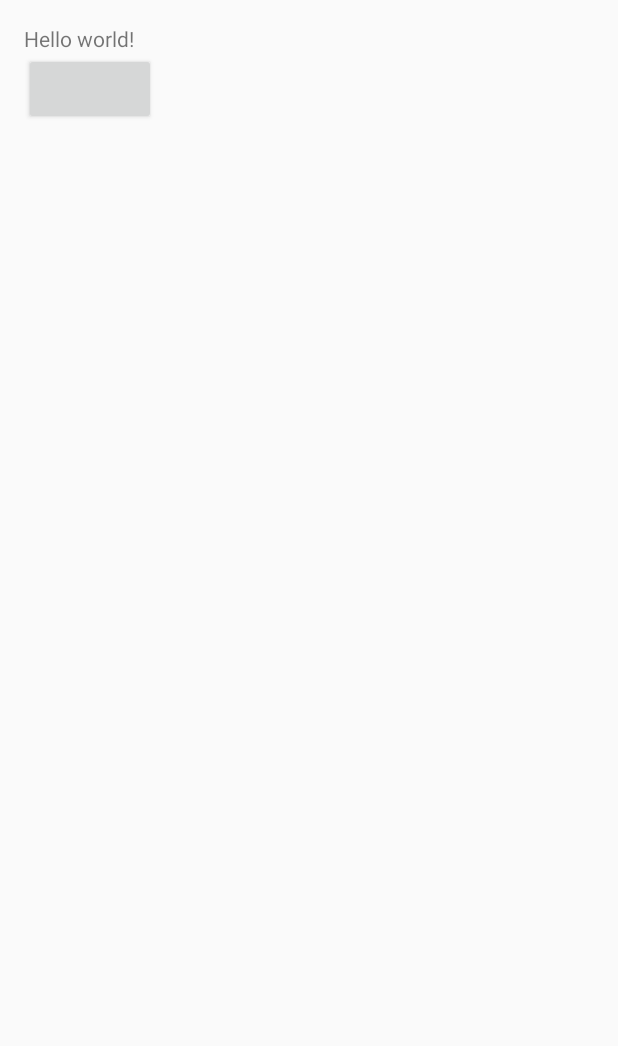
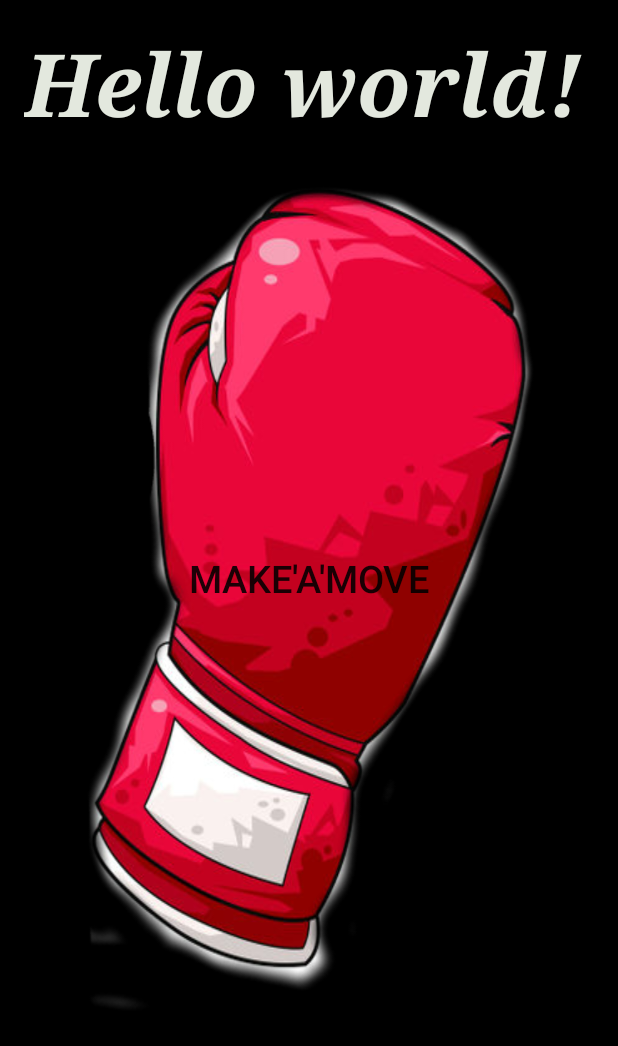
Before and after one commit to ProjPossibility/2015-CSUN-MGuW, an Android app: the layout activity_in_game.xml on its own in the app's theme, with its tools: preview values and no code run, on a phone screen of 412 x 824 dp. Shown: the top 1046 px of the screen. Run offline under Robolectric (Android 15) with nearby library versions, the phone set to English and light mode, and no system bars.

Commit message:
adding intergration

```diff
--- a/LightsOut/mobile/src/main/res/layout/activity_button.xml
+++ b/LightsOut/mobile/src/main/res/layout/activity_button.xml
@@ -21,7 +21,6 @@
     <Button
         android:layout_width="240dp"
         android:layout_height="240dp"
-
         android:background="@drawable/custom"
         android:text="FIGHT"
         android:textSize="25sp"
--- a/LightsOut/mobile/src/main/res/layout/activity_in_game.xml
+++ b/LightsOut/mobile/src/main/res/layout/activity_in_game.xml
@@ -4,16 +4,25 @@
     android:paddingRight="@dimen/activity_horizontal_margin"
     android:paddingTop="@dimen/activity_vertical_margin"
     android:paddingBottom="@dimen/activity_vertical_margin"
-    tools:context="ss12.com.lightsout.SinglePlayerGame">
+    tools:context="ss12.com.lightsout.SinglePlayerGame"
+    android:background="#000000">
 
     <TextView android:text="@string/hello_world" android:layout_width="wrap_content"
         android:layout_height="wrap_content"
-        android:id="@+id/text"/>
+        android:id="@+id/text"
+        android:textColor="#ffe3e8de"
+        android:textStyle="bold|italic"
+        android:typeface="serif"
+        android:textSize="58sp"
+        />
 
     <Button
+        android:background="@drawable/custom"
         android:layout_width="wrap_content"
         android:layout_height="wrap_content"
         android:layout_below="@id/text"
+        android:text = "Make'a'Move"
+        android:textSize="25sp"
         android:id="@+id/button"/>
 
     <TextView
```
Also changed, not shown: LightsOut/mobile/src/main/java/ss12/com/lightsout/MobileMain.java (+13 -3 lines), LightsOut/mobile/src/main/java/ss12/com/lightsout/SinglePlayerGame.java (+10 -4 lines), LightsOut/wear/src/main/java/ss12/com/lightsout/SinglePlayerGame.java (+25 -8 lines), 2 other files.
